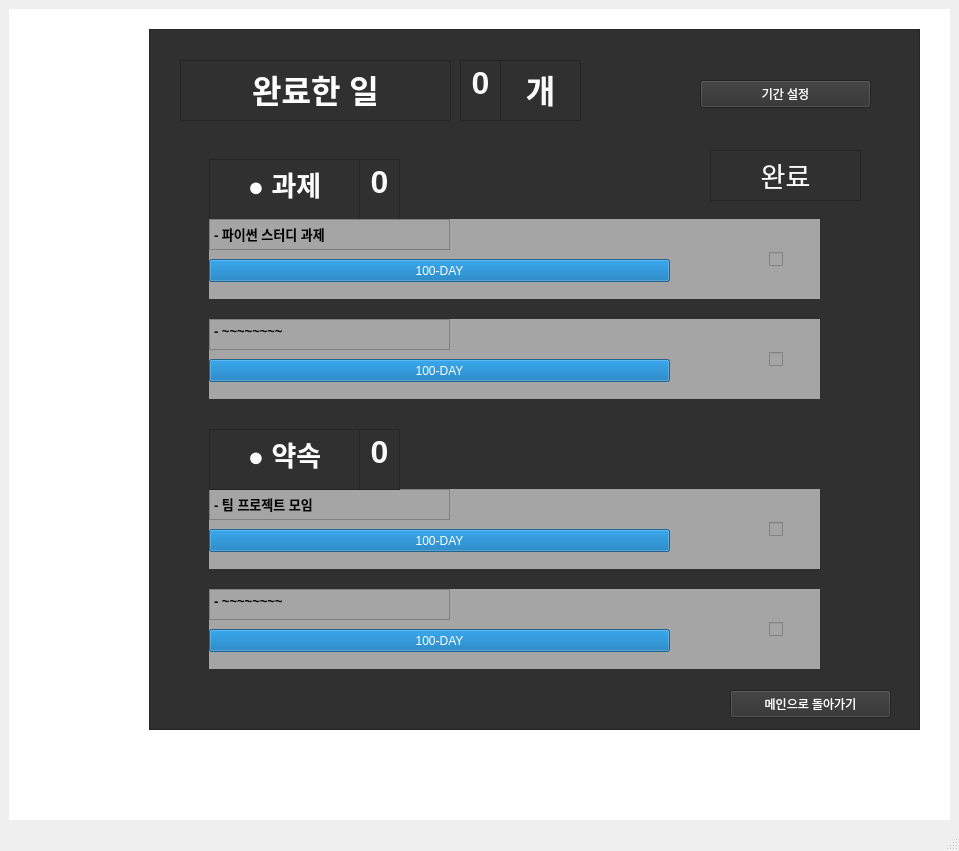
bbeomgeun/Python-Project, file Todolist_Stack.ui: the form before one commit.
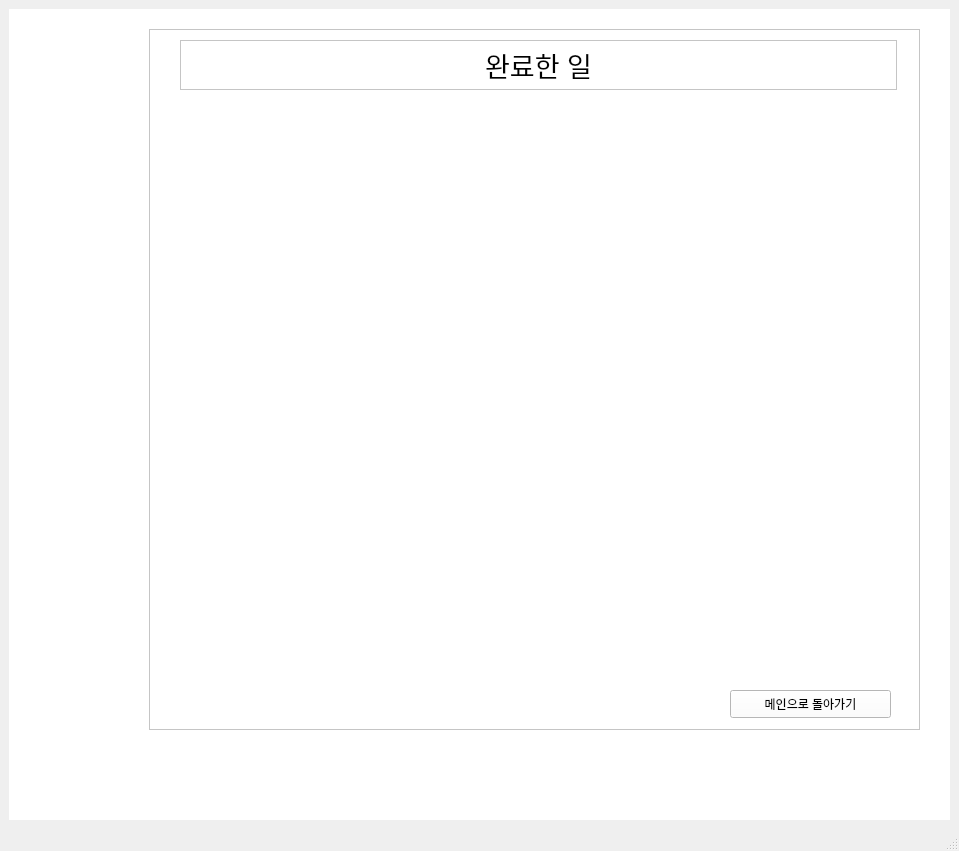
The form after the commit.

Commit message: 전체적인 기능 구현 완료 / db연동

Diff of the .ui file:
```diff
--- a/Todolist_Stack.ui
+++ b/Todolist_Stack.ui
@@ -281,7 +281,7 @@
          </rect>
         </property>
         <property name="styleSheet">
-         <string notr="true">background : rgb(48, 48, 48)</string>
+         <string notr="true">background : white</string>
         </property>
         <property name="widgetResizable">
          <bool>true</bool>
@@ -295,406 +295,6 @@
            <height>699</height>
           </rect>
          </property>
-         <widget class="QTextEdit" name="textEdit_13">
-          <property name="geometry">
-           <rect>
-            <x>350</x>
-            <y>30</y>
-            <width>81</width>
-            <height>61</height>
-           </rect>
-          </property>
-          <property name="html">
-           <string>&lt;!DOCTYPE HTML PUBLIC &quot;-//W3C//DTD HTML 4.0//EN&quot; &quot;http://www.w3.org/TR/REC-html40/strict.dtd&quot;&gt;
-&lt;html&gt;&lt;head&gt;&lt;meta name=&quot;qrichtext&quot; content=&quot;1&quot; /&gt;&lt;style type=&quot;text/css&quot;&gt;
-p, li { white-space: pre-wrap; }
-&lt;/style&gt;&lt;/head&gt;&lt;body style=&quot; font-family:'Gulim'; font-size:9pt; font-weight:400; font-style:normal;&quot;&gt;
-&lt;p align=&quot;center&quot; style=&quot; margin-top:0px; margin-bottom:0px; margin-left:0px; margin-right:0px; -qt-block-indent:0; text-indent:0px;&quot;&gt;&lt;span style=&quot; font-size:24pt; font-weight:600; color:#fafafa;&quot;&gt;개&lt;/span&gt;&lt;/p&gt;&lt;/body&gt;&lt;/html&gt;</string>
-          </property>
-         </widget>
-         <widget class="QTextEdit" name="textEdit_14">
-          <property name="geometry">
-           <rect>
-            <x>310</x>
-            <y>30</y>
-            <width>41</width>
-            <height>61</height>
-           </rect>
-          </property>
-          <property name="html">
-           <string>&lt;!DOCTYPE HTML PUBLIC &quot;-//W3C//DTD HTML 4.0//EN&quot; &quot;http://www.w3.org/TR/REC-html40/strict.dtd&quot;&gt;
-&lt;html&gt;&lt;head&gt;&lt;meta name=&quot;qrichtext&quot; content=&quot;1&quot; /&gt;&lt;style type=&quot;text/css&quot;&gt;
-p, li { white-space: pre-wrap; }
-&lt;/style&gt;&lt;/head&gt;&lt;body style=&quot; font-family:'Gulim'; font-size:9pt; font-weight:400; font-style:normal;&quot;&gt;
-&lt;p align=&quot;center&quot; style=&quot; margin-top:0px; margin-bottom:0px; margin-left:0px; margin-right:0px; -qt-block-indent:0; text-indent:0px;&quot;&gt;&lt;span style=&quot; font-size:24pt; font-weight:600; color:#fafafa;&quot;&gt;0&lt;/span&gt;&lt;/p&gt;&lt;/body&gt;&lt;/html&gt;</string>
-          </property>
-         </widget>
-         <widget class="QTextEdit" name="textEdit_15">
-          <property name="geometry">
-           <rect>
-            <x>30</x>
-            <y>30</y>
-            <width>271</width>
-            <height>61</height>
-           </rect>
-          </property>
-          <property name="html">
-           <string>&lt;!DOCTYPE HTML PUBLIC &quot;-//W3C//DTD HTML 4.0//EN&quot; &quot;http://www.w3.org/TR/REC-html40/strict.dtd&quot;&gt;
-&lt;html&gt;&lt;head&gt;&lt;meta name=&quot;qrichtext&quot; content=&quot;1&quot; /&gt;&lt;style type=&quot;text/css&quot;&gt;
-p, li { white-space: pre-wrap; }
-&lt;/style&gt;&lt;/head&gt;&lt;body style=&quot; font-family:'Gulim'; font-size:9pt; font-weight:400; font-style:normal;&quot;&gt;
-&lt;p align=&quot;center&quot; style=&quot; margin-top:0px; margin-bottom:0px; margin-left:0px; margin-right:0px; -qt-block-indent:0; text-indent:0px;&quot;&gt;&lt;span style=&quot; font-size:24pt; font-weight:600; color:#fdfdfd;&quot;&gt;완료한 일&lt;/span&gt;&lt;/p&gt;&lt;/body&gt;&lt;/html&gt;</string>
-          </property>
-         </widget>
-         <widget class="QTextEdit" name="textEdit_16">
-          <property name="geometry">
-           <rect>
-            <x>560</x>
-            <y>120</y>
-            <width>151</width>
-            <height>51</height>
-           </rect>
-          </property>
-          <property name="html">
-           <string>&lt;!DOCTYPE HTML PUBLIC &quot;-//W3C//DTD HTML 4.0//EN&quot; &quot;http://www.w3.org/TR/REC-html40/strict.dtd&quot;&gt;
-&lt;html&gt;&lt;head&gt;&lt;meta name=&quot;qrichtext&quot; content=&quot;1&quot; /&gt;&lt;style type=&quot;text/css&quot;&gt;
-p, li { white-space: pre-wrap; }
-&lt;/style&gt;&lt;/head&gt;&lt;body style=&quot; font-family:'Gulim'; font-size:9pt; font-weight:400; font-style:normal;&quot;&gt;
-&lt;p align=&quot;center&quot; style=&quot; margin-top:0px; margin-bottom:0px; margin-left:0px; margin-right:0px; -qt-block-indent:0; text-indent:0px;&quot;&gt;&lt;span style=&quot; font-size:20pt; color:#f9f9f9;&quot;&gt;완료&lt;/span&gt;&lt;/p&gt;&lt;/body&gt;&lt;/html&gt;</string>
-          </property>
-         </widget>
-         <widget class="QWidget" name="widget_5" native="true">
-          <property name="geometry">
-           <rect>
-            <x>59</x>
-            <y>459</y>
-            <width>611</width>
-            <height>80</height>
-           </rect>
-          </property>
-          <property name="styleSheet">
-           <string notr="true">background : rgb(165, 165, 165)</string>
-          </property>
-          <widget class="QCheckBox" name="checkBox_5">
-           <property name="geometry">
-            <rect>
-             <x>560</x>
-             <y>10</y>
-             <width>41</width>
-             <height>61</height>
-            </rect>
-           </property>
-           <property name="text">
-            <string/>
-           </property>
-          </widget>
-          <widget class="QTextEdit" name="textEdit_17">
-           <property name="geometry">
-            <rect>
-             <x>0</x>
-             <y>0</y>
-             <width>241</width>
-             <height>31</height>
-            </rect>
-           </property>
-           <property name="html">
-            <string>&lt;!DOCTYPE HTML PUBLIC &quot;-//W3C//DTD HTML 4.0//EN&quot; &quot;http://www.w3.org/TR/REC-html40/strict.dtd&quot;&gt;
-&lt;html&gt;&lt;head&gt;&lt;meta name=&quot;qrichtext&quot; content=&quot;1&quot; /&gt;&lt;style type=&quot;text/css&quot;&gt;
-p, li { white-space: pre-wrap; }
-&lt;/style&gt;&lt;/head&gt;&lt;body style=&quot; font-family:'Gulim'; font-size:9pt; font-weight:400; font-style:normal;&quot;&gt;
-&lt;p style=&quot; margin-top:0px; margin-bottom:0px; margin-left:0px; margin-right:0px; -qt-block-indent:0; text-indent:0px;&quot;&gt;&lt;span style=&quot; font-size:10pt; font-weight:600;&quot;&gt;- 팀 프로젝트 모임&lt;/span&gt;&lt;/p&gt;&lt;/body&gt;&lt;/html&gt;</string>
-           </property>
-          </widget>
-          <widget class="QProgressBar" name="progressBar_5">
-           <property name="geometry">
-            <rect>
-             <x>0</x>
-             <y>40</y>
-             <width>461</width>
-             <height>23</height>
-            </rect>
-           </property>
-           <property name="value">
-            <number>100</number>
-           </property>
-           <property name="textVisible">
-            <bool>true</bool>
-           </property>
-           <property name="format">
-            <string>%p-DAY</string>
-           </property>
-          </widget>
-         </widget>
-         <widget class="QTextEdit" name="textEdit_18">
-          <property name="geometry">
-           <rect>
-            <x>209</x>
-            <y>399</y>
-            <width>41</width>
-            <height>61</height>
-           </rect>
-          </property>
-          <property name="html">
-           <string>&lt;!DOCTYPE HTML PUBLIC &quot;-//W3C//DTD HTML 4.0//EN&quot; &quot;http://www.w3.org/TR/REC-html40/strict.dtd&quot;&gt;
-&lt;html&gt;&lt;head&gt;&lt;meta name=&quot;qrichtext&quot; content=&quot;1&quot; /&gt;&lt;style type=&quot;text/css&quot;&gt;
-p, li { white-space: pre-wrap; }
-&lt;/style&gt;&lt;/head&gt;&lt;body style=&quot; font-family:'Gulim'; font-size:9pt; font-weight:400; font-style:normal;&quot;&gt;
-&lt;p align=&quot;center&quot; style=&quot; margin-top:0px; margin-bottom:0px; margin-left:0px; margin-right:0px; -qt-block-indent:0; text-indent:0px;&quot;&gt;&lt;span style=&quot; font-size:24pt; font-weight:600; color:#fafafa;&quot;&gt;0&lt;/span&gt;&lt;/p&gt;&lt;/body&gt;&lt;/html&gt;</string>
-          </property>
-         </widget>
-         <widget class="QTextEdit" name="textEdit_19">
-          <property name="geometry">
-           <rect>
-            <x>59</x>
-            <y>399</y>
-            <width>151</width>
-            <height>61</height>
-           </rect>
-          </property>
-          <property name="html">
-           <string>&lt;!DOCTYPE HTML PUBLIC &quot;-//W3C//DTD HTML 4.0//EN&quot; &quot;http://www.w3.org/TR/REC-html40/strict.dtd&quot;&gt;
-&lt;html&gt;&lt;head&gt;&lt;meta name=&quot;qrichtext&quot; content=&quot;1&quot; /&gt;&lt;style type=&quot;text/css&quot;&gt;
-p, li { white-space: pre-wrap; }
-&lt;/style&gt;&lt;/head&gt;&lt;body style=&quot; font-family:'Gulim'; font-size:9pt; font-weight:400; font-style:normal;&quot;&gt;
-&lt;p align=&quot;center&quot; style=&quot; margin-top:0px; margin-bottom:0px; margin-left:0px; margin-right:0px; -qt-block-indent:0; text-indent:0px;&quot;&gt;&lt;span style=&quot; font-size:20pt; font-weight:600; color:#fcfcfc;&quot;&gt;● 약속&lt;/span&gt;&lt;/p&gt;&lt;/body&gt;&lt;/html&gt;</string>
-          </property>
-         </widget>
-         <widget class="QTextEdit" name="textEdit_20">
-          <property name="geometry">
-           <rect>
-            <x>59</x>
-            <y>129</y>
-            <width>151</width>
-            <height>61</height>
-           </rect>
-          </property>
-          <property name="html">
-           <string>&lt;!DOCTYPE HTML PUBLIC &quot;-//W3C//DTD HTML 4.0//EN&quot; &quot;http://www.w3.org/TR/REC-html40/strict.dtd&quot;&gt;
-&lt;html&gt;&lt;head&gt;&lt;meta name=&quot;qrichtext&quot; content=&quot;1&quot; /&gt;&lt;style type=&quot;text/css&quot;&gt;
-p, li { white-space: pre-wrap; }
-&lt;/style&gt;&lt;/head&gt;&lt;body style=&quot; font-family:'Gulim'; font-size:9pt; font-weight:400; font-style:normal;&quot;&gt;
-&lt;p align=&quot;center&quot; style=&quot; margin-top:0px; margin-bottom:0px; margin-left:0px; margin-right:0px; -qt-block-indent:0; text-indent:0px;&quot;&gt;&lt;span style=&quot; font-size:20pt; font-weight:600; color:#fcfcfc;&quot;&gt;● 과제&lt;/span&gt;&lt;/p&gt;&lt;/body&gt;&lt;/html&gt;</string>
-          </property>
-         </widget>
-         <widget class="QTextEdit" name="textEdit_21">
-          <property name="geometry">
-           <rect>
-            <x>209</x>
-            <y>129</y>
-            <width>41</width>
-            <height>61</height>
-           </rect>
-          </property>
-          <property name="html">
-           <string>&lt;!DOCTYPE HTML PUBLIC &quot;-//W3C//DTD HTML 4.0//EN&quot; &quot;http://www.w3.org/TR/REC-html40/strict.dtd&quot;&gt;
-&lt;html&gt;&lt;head&gt;&lt;meta name=&quot;qrichtext&quot; content=&quot;1&quot; /&gt;&lt;style type=&quot;text/css&quot;&gt;
-p, li { white-space: pre-wrap; }
-&lt;/style&gt;&lt;/head&gt;&lt;body style=&quot; font-family:'Gulim'; font-size:9pt; font-weight:400; font-style:normal;&quot;&gt;
-&lt;p align=&quot;center&quot; style=&quot; margin-top:0px; margin-bottom:0px; margin-left:0px; margin-right:0px; -qt-block-indent:0; text-indent:0px;&quot;&gt;&lt;span style=&quot; font-size:24pt; font-weight:600; color:#fafafa;&quot;&gt;0&lt;/span&gt;&lt;/p&gt;&lt;/body&gt;&lt;/html&gt;</string>
-          </property>
-         </widget>
-         <widget class="QWidget" name="widget_6" native="true">
-          <property name="geometry">
-           <rect>
-            <x>59</x>
-            <y>189</y>
-            <width>611</width>
-            <height>80</height>
-           </rect>
-          </property>
-          <property name="styleSheet">
-           <string notr="true">background : rgb(165, 165, 165)</string>
-          </property>
-          <widget class="QCheckBox" name="checkBox_6">
-           <property name="geometry">
-            <rect>
-             <x>560</x>
-             <y>10</y>
-             <width>41</width>
-             <height>61</height>
-            </rect>
-           </property>
-           <property name="text">
-            <string/>
-           </property>
-          </widget>
-          <widget class="QTextEdit" name="textEdit_22">
-           <property name="geometry">
-            <rect>
-             <x>0</x>
-             <y>0</y>
-             <width>241</width>
-             <height>31</height>
-            </rect>
-           </property>
-           <property name="html">
-            <string>&lt;!DOCTYPE HTML PUBLIC &quot;-//W3C//DTD HTML 4.0//EN&quot; &quot;http://www.w3.org/TR/REC-html40/strict.dtd&quot;&gt;
-&lt;html&gt;&lt;head&gt;&lt;meta name=&quot;qrichtext&quot; content=&quot;1&quot; /&gt;&lt;style type=&quot;text/css&quot;&gt;
-p, li { white-space: pre-wrap; }
-&lt;/style&gt;&lt;/head&gt;&lt;body style=&quot; font-family:'Gulim'; font-size:9pt; font-weight:400; font-style:normal;&quot;&gt;
-&lt;p style=&quot; margin-top:0px; margin-bottom:0px; margin-left:0px; margin-right:0px; -qt-block-indent:0; text-indent:0px;&quot;&gt;&lt;span style=&quot; font-size:10pt; font-weight:600;&quot;&gt;- 파이썬 스터디 과제&lt;/span&gt;&lt;/p&gt;&lt;/body&gt;&lt;/html&gt;</string>
-           </property>
-          </widget>
-          <widget class="QProgressBar" name="progressBar_6">
-           <property name="geometry">
-            <rect>
-             <x>0</x>
-             <y>40</y>
-             <width>461</width>
-             <height>23</height>
-            </rect>
-           </property>
-           <property name="value">
-            <number>100</number>
-           </property>
-           <property name="textVisible">
-            <bool>true</bool>
-           </property>
-           <property name="format">
-            <string>%p-DAY</string>
-           </property>
-          </widget>
-         </widget>
-         <widget class="QWidget" name="widget_7" native="true">
-          <property name="geometry">
-           <rect>
-            <x>59</x>
-            <y>559</y>
-            <width>611</width>
-            <height>80</height>
-           </rect>
-          </property>
-          <property name="styleSheet">
-           <string notr="true">background : rgb(165, 165, 165)</string>
-          </property>
-          <widget class="QCheckBox" name="checkBox_7">
-           <property name="geometry">
-            <rect>
-             <x>560</x>
-             <y>10</y>
-             <width>41</width>
-             <height>61</height>
-            </rect>
-           </property>
-           <property name="text">
-            <string/>
-           </property>
-          </widget>
-          <widget class="QTextEdit" name="textEdit_23">
-           <property name="geometry">
-            <rect>
-             <x>0</x>
-             <y>0</y>
-             <width>241</width>
-             <height>31</height>
-            </rect>
-           </property>
-           <property name="html">
-            <string>&lt;!DOCTYPE HTML PUBLIC &quot;-//W3C//DTD HTML 4.0//EN&quot; &quot;http://www.w3.org/TR/REC-html40/strict.dtd&quot;&gt;
-&lt;html&gt;&lt;head&gt;&lt;meta name=&quot;qrichtext&quot; content=&quot;1&quot; /&gt;&lt;style type=&quot;text/css&quot;&gt;
-p, li { white-space: pre-wrap; }
-&lt;/style&gt;&lt;/head&gt;&lt;body style=&quot; font-family:'Gulim'; font-size:9pt; font-weight:400; font-style:normal;&quot;&gt;
-&lt;p style=&quot; margin-top:0px; margin-bottom:0px; margin-left:0px; margin-right:0px; -qt-block-indent:0; text-indent:0px;&quot;&gt;&lt;span style=&quot; font-size:10pt; font-weight:600;&quot;&gt;- ~~~~~~~~&lt;/span&gt;&lt;/p&gt;&lt;/body&gt;&lt;/html&gt;</string>
-           </property>
-          </widget>
-          <widget class="QProgressBar" name="progressBar_7">
-           <property name="geometry">
-            <rect>
-             <x>0</x>
-             <y>40</y>
-             <width>461</width>
-             <height>23</height>
-            </rect>
-           </property>
-           <property name="value">
-            <number>100</number>
-           </property>
-           <property name="textVisible">
-            <bool>true</bool>
-           </property>
-           <property name="format">
-            <string>%p-DAY</string>
-           </property>
-          </widget>
-         </widget>
-         <widget class="QWidget" name="widget_8" native="true">
-          <property name="geometry">
-           <rect>
-            <x>59</x>
-            <y>289</y>
-            <width>611</width>
-            <height>80</height>
-           </rect>
-          </property>
-          <property name="styleSheet">
-           <string notr="true">background : rgb(165, 165, 165)</string>
-          </property>
-          <widget class="QCheckBox" name="checkBox_8">
-           <property name="geometry">
-            <rect>
-             <x>560</x>
-             <y>10</y>
-             <width>41</width>
-             <height>61</height>
-            </rect>
-           </property>
-           <property name="text">
-            <string/>
-           </property>
-          </widget>
-          <widget class="QTextEdit" name="textEdit_24">
-           <property name="geometry">
-            <rect>
-             <x>0</x>
-             <y>0</y>
-             <width>241</width>
-             <height>31</height>
-            </rect>
-           </property>
-           <property name="html">
-            <string>&lt;!DOCTYPE HTML PUBLIC &quot;-//W3C//DTD HTML 4.0//EN&quot; &quot;http://www.w3.org/TR/REC-html40/strict.dtd&quot;&gt;
-&lt;html&gt;&lt;head&gt;&lt;meta name=&quot;qrichtext&quot; content=&quot;1&quot; /&gt;&lt;style type=&quot;text/css&quot;&gt;
-p, li { white-space: pre-wrap; }
-&lt;/style&gt;&lt;/head&gt;&lt;body style=&quot; font-family:'Gulim'; font-size:9pt; font-weight:400; font-style:normal;&quot;&gt;
-&lt;p style=&quot; margin-top:0px; margin-bottom:0px; margin-left:0px; margin-right:0px; -qt-block-indent:0; text-indent:0px;&quot;&gt;&lt;span style=&quot; font-size:10pt; font-weight:600;&quot;&gt;- ~~~~~~~~&lt;/span&gt;&lt;/p&gt;&lt;/body&gt;&lt;/html&gt;</string>
-           </property>
-          </widget>
-          <widget class="QProgressBar" name="progressBar_8">
-           <property name="geometry">
-            <rect>
-             <x>0</x>
-             <y>40</y>
-             <width>461</width>
-             <height>23</height>
-            </rect>
-           </property>
-           <property name="value">
-            <number>100</number>
-           </property>
-           <property name="textVisible">
-            <bool>true</bool>
-           </property>
-           <property name="format">
-            <string>%p-DAY</string>
-           </property>
-          </widget>
-         </widget>
-         <widget class="QPushButton" name="pushButton_7">
-          <property name="geometry">
-           <rect>
-            <x>550</x>
-            <y>50</y>
-            <width>171</width>
-            <height>28</height>
-           </rect>
-          </property>
-          <property name="styleSheet">
-           <string notr="true">color : white</string>
-          </property>
-          <property name="text">
-           <string>기간 설정</string>
-          </property>
-         </widget>
          <widget class="QPushButton" name="page3_toMain">
           <property name="geometry">
            <rect>
@@ -705,12 +305,55 @@
            </rect>
           </property>
           <property name="styleSheet">
-           <string notr="true">color : white</string>
+           <string notr="true">color : black</string>
           </property>
           <property name="text">
            <string>메인으로 돌아가기</string>
           </property>
          </widget>
+         <widget class="QTextEdit" name="finish_title">
+          <property name="geometry">
+           <rect>
+            <x>30</x>
+            <y>10</y>
+            <width>717</width>
+            <height>50</height>
+           </rect>
+          </property>
+          <property name="sizePolicy">
+           <sizepolicy hsizetype="Expanding" vsizetype="Minimum">
+            <horstretch>0</horstretch>
+            <verstretch>0</verstretch>
+           </sizepolicy>
+          </property>
+          <property name="maximumSize">
+           <size>
+            <width>16777215</width>
+            <height>50</height>
+           </size>
+          </property>
+          <property name="styleSheet">
+           <string notr="true">color : black</string>
+          </property>
+          <property name="html">
+           <string>&lt;!DOCTYPE HTML PUBLIC &quot;-//W3C//DTD HTML 4.0//EN&quot; &quot;http://www.w3.org/TR/REC-html40/strict.dtd&quot;&gt;
+&lt;html&gt;&lt;head&gt;&lt;meta name=&quot;qrichtext&quot; content=&quot;1&quot; /&gt;&lt;style type=&quot;text/css&quot;&gt;
+p, li { white-space: pre-wrap; }
+&lt;/style&gt;&lt;/head&gt;&lt;body style=&quot; font-family:'Gulim'; font-size:9pt; font-weight:400; font-style:normal;&quot;&gt;
+&lt;p align=&quot;center&quot; style=&quot; margin-top:0px; margin-bottom:0px; margin-left:0px; margin-right:0px; -qt-block-indent:0; text-indent:0px;&quot;&gt;&lt;span style=&quot; font-size:20pt;&quot;&gt;완료한 일&lt;/span&gt;&lt;/p&gt;&lt;/body&gt;&lt;/html&gt;</string>
+          </property>
+         </widget>
+         <widget class="QWidget" name="gridLayoutWidget_2">
+          <property name="geometry">
+           <rect>
+            <x>30</x>
+            <y>70</y>
+            <width>721</width>
+            <height>581</height>
+           </rect>
+          </property>
+          <layout class="QGridLayout" name="finish_GridLayout"/>
+         </widget>
         </widget>
        </widget>
       </widget>
```
Left out of the diff: 46 changed lines with no effect on the pictures. The commit also changes 25 other files.
